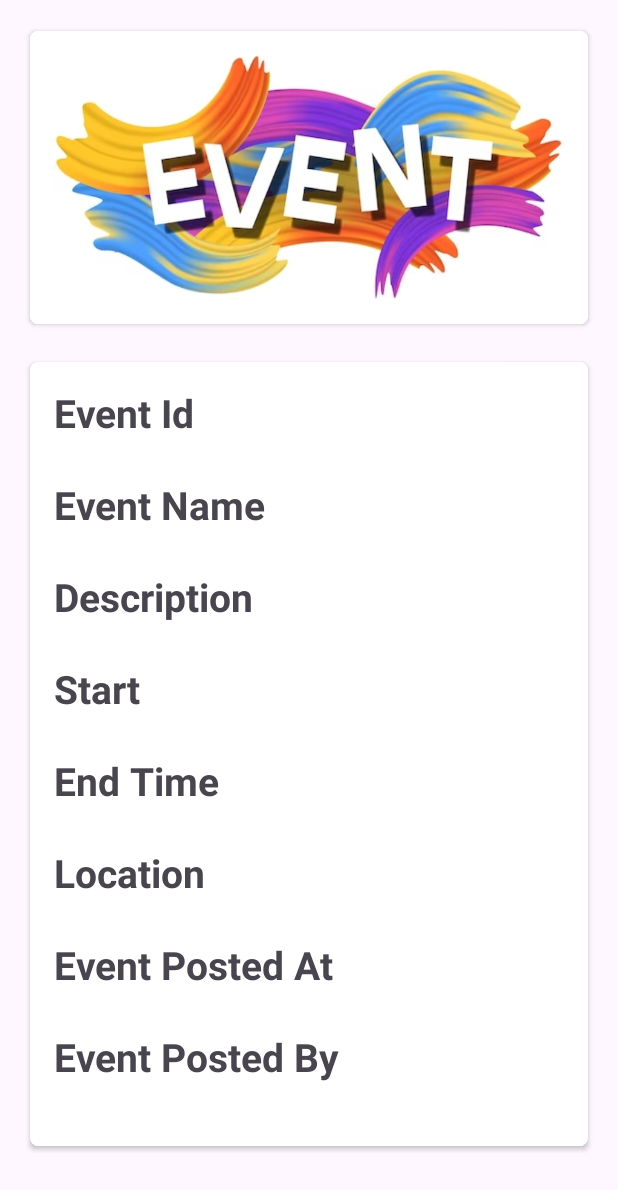
After one commit to Lovepreet78/Event-Management-App, an Android app: the AdminEventDetail screen opened directly, with no data from a screen before it, on a phone screen of 412 x 824 dp. The commit adds this screen. Shown: the top 1190 px of the screen. Run offline under Robolectric (Android 15) with nearby library versions, the phone set to English and light mode, and no system bars; our stand-ins replace sdp/ssp sizes.

Commit message:
showing events to admin

```diff
--- a/app/src/main/AndroidManifest.xml
+++ b/app/src/main/AndroidManifest.xml
@@ -14,6 +14,9 @@
         android:supportsRtl="true"
         android:theme="@style/Theme.EventManagement"
         tools:targetApi="33">
+        <activity
+            android:name=".admin.AdminEventDetail"
+            android:exported="false" />
         <activity
             android:name=".admin.AdminShowAllEvents"
             android:exported="false" />
--- /dev/null
+++ b/app/src/main/java/com/example/eventmanagement/admin/AdminEventDetail.kt
@@ -0,0 +1,35 @@
+package com.example.eventmanagement.admin
+
+import androidx.appcompat.app.AppCompatActivity
+import android.os.Bundle
+import com.example.eventmanagement.R
+import com.example.eventmanagement.databinding.ActivityAdminEventDetailBinding
+
+class AdminEventDetail : AppCompatActivity() {
+    private lateinit var binding: ActivityAdminEventDetailBinding
+    override fun onCreate(savedInstanceState: Bundle?) {
+        super.onCreate(savedInstanceState)
+        binding = ActivityAdminEventDetailBinding.inflate(layoutInflater)
+        setContentView(binding.root)
+
+        val intentFromEvent = intent
+        val title = intentFromEvent.getStringExtra("title")
+        val content = intentFromEvent.getStringExtra("content")
+        val startDay = intentFromEvent.getStringExtra("startDay")
+        val endDay = intentFromEvent.getStringExtra("endDay")
+        val location = intentFromEvent.getStringExtra("location")
+        val id = intentFromEvent.getStringExtra("id")
+        val postedAt = intentFromEvent.getStringExtra("postedAt")
+        val postedBy = intentFromEvent.getStringExtra("postedBy")
+
+
+        binding.eventDetailTitle.text = title
+        binding.eventDetailContent.text = content
+        binding.eventDetailStart.text = startDay
+        binding.eventDetailEnd.text = endDay
+        binding.eventDetailLocation.text = location
+        binding.eventPostedAt.text = postedAt
+        binding.eventPostedBy.text = postedBy
+        binding.eventId.text = id
+    }
+}
--- a/app/src/main/java/com/example/eventmanagement/eventactivities/EventDisplayerActivity.kt
+++ b/app/src/main/java/com/example/eventmanagement/eventactivities/EventDisplayerActivity.kt
@@ -7,6 +7,7 @@ import android.util.Log
 
 import android.widget.Toast
 import androidx.recyclerview.widget.LinearLayoutManager
+import com.example.eventmanagement.admin.AdminShowAllEvents
 import com.example.eventmanagement.constants.Cookie
 
 import com.example.eventmanagement.databinding.ActivityEventDisplayerBinding
@@ -37,7 +38,8 @@ class EventDisplayerActivity : AppCompatActivity() {
         setContentView(binding.root)
         binding.createNewEvents.setOnClickListener {
 
-            val intentToCreateNewEvent = Intent(this@EventDisplayerActivity,EventPostData::class.java)
+//            val intentToCreateNewEvent = Intent(this@EventDisplayerActivity,EventPostData::class.java)
+            val intentToCreateNewEvent = Intent(this@EventDisplayerActivity,AdminShowAllEvents::class.java)
             startActivity(intentToCreateNewEvent)
         }
 
--- a/app/src/main/java/com/example/eventmanagement/retrofit/EventsApi.kt
+++ b/app/src/main/java/com/example/eventmanagement/retrofit/EventsApi.kt
@@ -1,5 +1,7 @@
 package com.example.eventmanagement.retrofit
 
+import com.example.eventmanagement.admin.userEventModel.AdminUserDTO
+import com.example.eventmanagement.admin.userEventModel.AdminUserModel
 import com.example.eventmanagement.eventmodel.EventDTO
 import com.example.eventmanagement.eventmodel.EventModel
 import com.example.eventmanagement.eventmodel.PostEventModel
@@ -36,5 +38,8 @@ interface EventsApi {
     @POST("/user/events/post")
     fun postEvent(@Body eventData: PostEventModel):Call<String>
 
+    @GET("/admin/events")
+    fun getAllEventsForAdmin(@Query("page") page:Int): Call<AdminUserModel>
+
 
 }
--- /dev/null
+++ b/app/src/main/res/layout/activity_admin_event_detail.xml
@@ -0,0 +1,181 @@
+<?xml version="1.0" encoding="utf-8"?>
+<LinearLayout xmlns:android="http://schemas.android.com/apk/res/android"
+    xmlns:app="http://schemas.android.com/apk/res-auto"
+    xmlns:tools="http://schemas.android.com/tools"
+    android:layout_width="match_parent"
+    android:layout_height="match_parent"
+    android:orientation="vertical"
+    tools:context=".admin.AdminEventDetail">
+
+    <ScrollView xmlns:android="http://schemas.android.com/apk/res/android"
+        android:layout_width="match_parent"
+        android:layout_height="match_parent">
+
+        <LinearLayout
+            android:layout_width="match_parent"
+            android:layout_height="wrap_content"
+            android:orientation="vertical"
+            android:padding="16dp">
+
+            <!-- First CardView with ImageView -->
+            <androidx.cardview.widget.CardView
+                app:cardCornerRadius="5dp"
+                app:cardUseCompatPadding="true"
+                android:layout_width="match_parent"
+                android:layout_height="wrap_content"
+                android:layout_marginBottom="16dp"
+                android:elevation="4dp">
+
+                <ImageView
+                    android:id="@+id/imageView1"
+                    android:layout_width="match_parent"
+                    android:layout_height="@dimen/_150sdp"
+                    android:scaleType="centerCrop"
+                    android:src="@drawable/event_detail_image" />
+            </androidx.cardview.widget.CardView>
+
+            <!-- Second CardView with TextViews -->
+            <androidx.cardview.widget.CardView
+                app:cardCornerRadius="5dp"
+                app:cardUseCompatPadding="true"
+                android:layout_width="match_parent"
+                android:layout_height="wrap_content"
+                android:elevation="4dp">
+
+                <LinearLayout
+                    android:layout_width="match_parent"
+                    android:layout_height="wrap_content"
+                    android:orientation="vertical"
+                    android:padding="16dp">
+
+                    <TextView
+
+                        android:layout_width="wrap_content"
+                        android:layout_height="wrap_content"
+                        android:text="Event Id "
+                        android:textStyle="bold"
+                        android:textSize="@dimen/_20sdp"/>
+
+                    <TextView
+                        android:id="@+id/eventId"
+                        android:layout_width="wrap_content"
+                        android:layout_height="wrap_content"
+                        android:text="Id "
+
+                        android:textSize="@dimen/_15sdp"/>
+
+                    <TextView
+                        android:id="@+id/textView1"
+                        android:layout_width="wrap_content"
+                        android:layout_height="wrap_content"
+                        android:text="Event Name "
+                        android:textStyle="bold"
+                        android:textSize="@dimen/_20sdp"/>
+
+                    <TextView
+                        android:id="@+id/eventDetailTitle"
+                        android:layout_width="wrap_content"
+                        android:layout_height="wrap_content"
+                        android:text="Title "
+
+                        android:textSize="@dimen/_15sdp"/>
+
+                    <TextView
+
+                        android:layout_width="wrap_content"
+                        android:layout_height="wrap_content"
+                        android:text="Description "
+                        android:textStyle="bold"
+                        android:textSize="@dimen/_20sdp"/>
+                    <TextView
+                        android:id="@+id/eventDetailContent"
+                        android:layout_width="wrap_content"
+                        android:layout_height="wrap_content"
+                        android:text="Content "
+
+                        android:textSize="@dimen/_15sdp"/>
+
+                    <TextView
+
+                        android:layout_width="wrap_content"
+                        android:layout_height="wrap_content"
+                        android:text="Start"
+                        android:textStyle="bold"
+                        android:textSize="@dimen/_20sdp"/>
+                    <TextView
+                        android:id="@+id/eventDetailStart"
+                        android:layout_width="wrap_content"
+                        android:layout_height="wrap_content"
+                        android:text="Start time "
+
+                        android:textSize="@dimen/_15sdp"/>
+
+                    <TextView
+
+                        android:layout_width="wrap_content"
+                        android:layout_height="wrap_content"
+                        android:text="End Time "
+                        android:textStyle="bold"
+                        android:textSize="@dimen/_20sdp"/>
+                    <TextView
+                        android:id="@+id/eventDetailEnd"
+
+                        android:layout_width="wrap_content"
+                        android:layout_height="wrap_content"
+                        android:text="End Time "
+
+                        android:textSize="@dimen/_15sdp"/>
+
+                    <TextView
+
+                        android:layout_width="wrap_content"
+                        android:layout_height="wrap_content"
+                        android:text="Location "
+                        android:textStyle="bold"
+                        android:textSize="@dimen/_20sdp"/>
+                    <TextView
+                        android:id="@+id/eventDetailLocation"
+                        android:layout_width="wrap_content"
+                        android:layout_height="wrap_content"
+                        android:text="Location "
+
+                        android:textSize="@dimen/_15sdp"/>
+                    <TextView
+
+                        android:layout_width="wrap_content"
+                        android:layout_height="wrap_content"
+                        android:text="Event Posted At "
+                        android:textStyle="bold"
+                        android:textSize="@dimen/_20sdp"/>
+                    <TextView
+                        android:id="@+id/eventPostedAt"
+                        android:layout_width="wrap_content"
+                        android:layout_height="wrap_content"
+                        android:text="Location "
+
+                        android:textSize="@dimen/_15sdp"/>
+                    <TextView
+
+                        android:layout_width="wrap_content"
+                        android:layout_height="wrap_content"
+                        android:text="Event Posted By "
+                        android:textStyle="bold"
+                        android:textSize="@dimen/_20sdp"/>
+                    <TextView
+                        android:id="@+id/eventPostedBy"
+                        android:layout_width="wrap_content"
+                        android:layout_height="wrap_content"
+                        android:text="Location "
+
+                        android:textSize="@dimen/_15sdp"/>
+
+
+
+
+                </LinearLayout>
+            </androidx.cardview.widget.CardView>
+
+        </LinearLayout>
+    </ScrollView>
+
+</LinearLayout>
```
Also changed, not shown: app/src/main/java/com/example/eventmanagement/admin/AdminEventsRecyclerview/AdminEventsViewAdapter.kt (added, +55 -0 lines), app/src/main/java/com/example/eventmanagement/admin/AdminShowAllEvents.kt (+106 -1 lines), app/src/main/java/com/example/eventmanagement/admin/userEventModel/AdminUserDTO.kt (added, +14 -0 lines), app/src/main/java/com/example/eventmanagement/admin/userEventModel/AdminUserModel.kt (added, +15 -0 lines), app/src/main/java/com/example/eventmanagement/admin/userEventModel/Pageable.kt (added, +10 -0 lines), app/src/main/java/com/example/eventmanagement/admin/userEventModel/SortX.kt (added, +7 -0 lines), app/src/main/res/layout/activity_admin_show_all_events.xml (+19 -2 lines).
